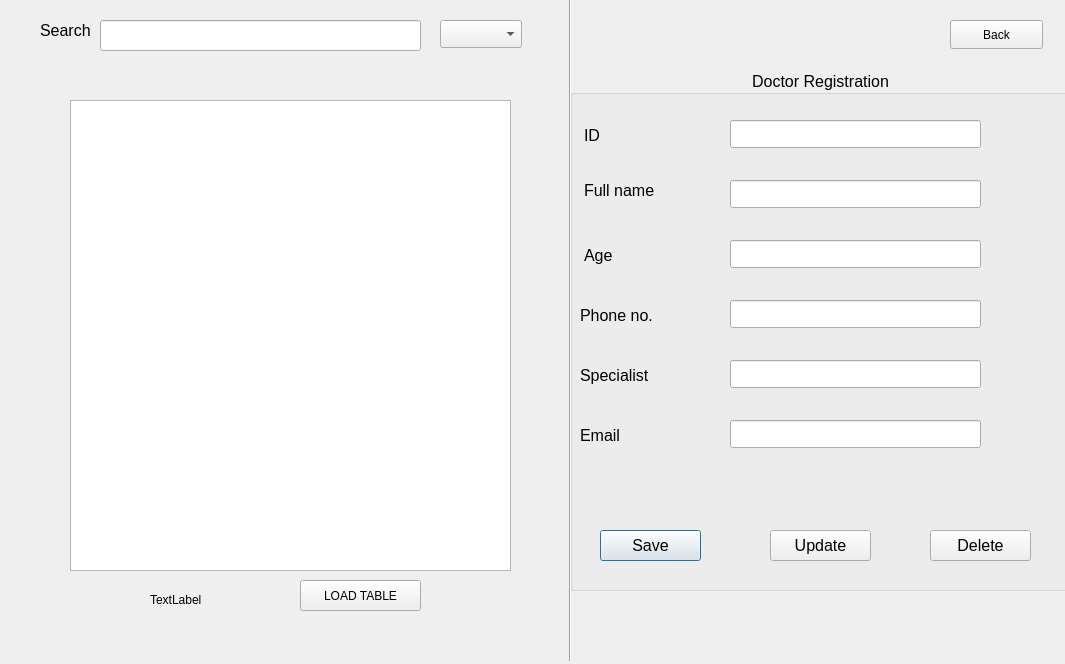
Qt form Sqlite_DB/doctor.ui (AnishBharati/Qt-HMS) before a commit.
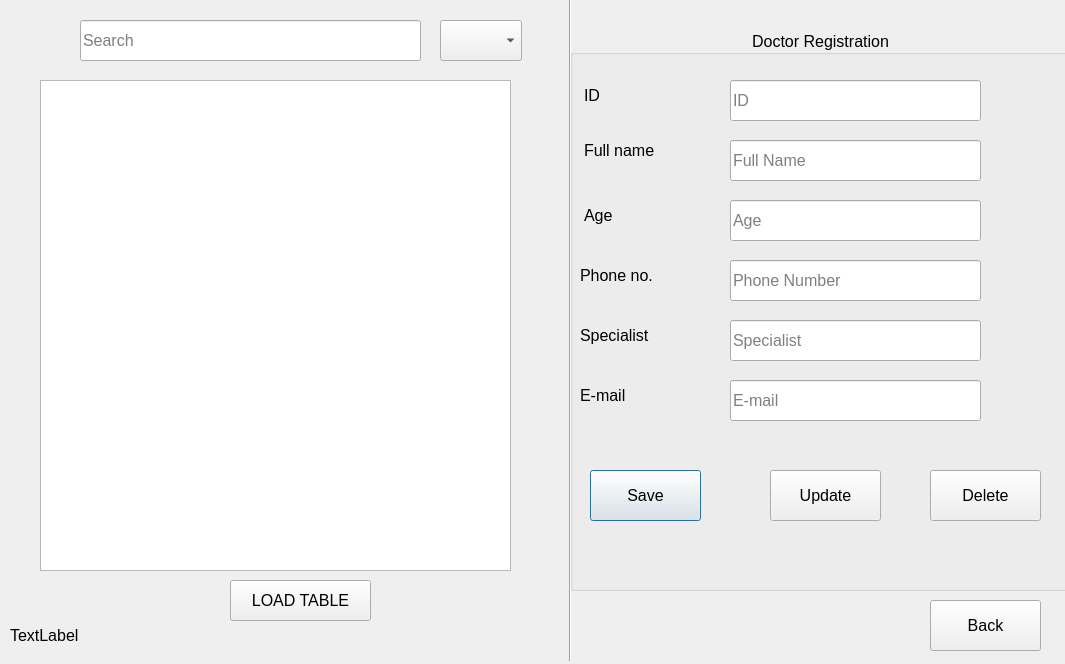
The same form after that commit.

```diff
--- a/Sqlite_DB/doctor.ui
+++ b/Sqlite_DB/doctor.ui
@@ -17,9 +17,9 @@
    <property name="geometry">
     <rect>
      <x>570</x>
-     <y>70</y>
+     <y>30</y>
      <width>501</width>
-     <height>521</height>
+     <height>561</height>
     </rect>
    </property>
    <property name="font">
@@ -52,9 +52,12 @@
       <x>160</x>
       <y>50</y>
       <width>251</width>
-      <height>28</height>
+      <height>41</height>
      </rect>
     </property>
+    <property name="placeholderText">
+     <string>ID</string>
+    </property>
    </widget>
    <widget class="QLabel" name="label_7">
     <property name="geometry">
@@ -75,9 +78,12 @@
       <x>160</x>
       <y>110</y>
       <width>251</width>
-      <height>28</height>
+      <height>41</height>
      </rect>
     </property>
+    <property name="placeholderText">
+     <string>Full Name</string>
+    </property>
    </widget>
    <widget class="QLabel" name="label_9">
     <property name="geometry">
@@ -98,9 +104,12 @@
       <x>160</x>
       <y>170</y>
       <width>251</width>
-      <height>28</height>
+      <height>41</height>
      </rect>
     </property>
+    <property name="placeholderText">
+     <string>Age</string>
+    </property>
    </widget>
    <widget class="QLabel" name="label_10">
     <property name="geometry">
@@ -121,17 +130,20 @@
       <x>160</x>
       <y>230</y>
       <width>251</width>
-      <height>28</height>
+      <height>41</height>
      </rect>
     </property>
+    <property name="placeholderText">
+     <string>Phone Number</string>
+    </property>
    </widget>
    <widget class="QPushButton" name="pushButton">
     <property name="geometry">
      <rect>
-      <x>30</x>
-      <y>460</y>
-      <width>101</width>
-      <height>31</height>
+      <x>20</x>
+      <y>440</y>
+      <width>111</width>
+      <height>51</height>
      </rect>
     </property>
     <property name="text">
@@ -157,9 +169,12 @@
       <x>160</x>
       <y>290</y>
       <width>251</width>
-      <height>28</height>
+      <height>41</height>
      </rect>
     </property>
+    <property name="placeholderText">
+     <string>Specialist</string>
+    </property>
    </widget>
    <widget class="QLineEdit" name="txt_phone_3">
     <property name="geometry">
@@ -167,9 +182,12 @@
       <x>160</x>
       <y>350</y>
       <width>251</width>
-      <height>28</height>
+      <height>41</height>
      </rect>
     </property>
+    <property name="placeholderText">
+     <string>E-mail</string>
+    </property>
    </widget>
    <widget class="QLabel" name="label_2">
     <property name="geometry">
@@ -181,16 +199,16 @@
      </rect>
     </property>
     <property name="text">
-     <string>Email</string>
+     <string>E-mail</string>
     </property>
    </widget>
    <widget class="QPushButton" name="pushButton_5">
     <property name="geometry">
      <rect>
       <x>360</x>
-      <y>460</y>
-      <width>101</width>
-      <height>31</height>
+      <y>440</y>
+      <width>111</width>
+      <height>51</height>
      </rect>
     </property>
     <property name="text">
@@ -201,9 +219,9 @@
     <property name="geometry">
      <rect>
       <x>200</x>
-      <y>460</y>
-      <width>101</width>
-      <height>31</height>
+      <y>440</y>
+      <width>111</width>
+      <height>51</height>
      </rect>
     </property>
     <property name="text">
@@ -214,12 +232,17 @@
   <widget class="QPushButton" name="pushButton_2">
    <property name="geometry">
     <rect>
-     <x>950</x>
-     <y>20</y>
-     <width>93</width>
-     <height>29</height>
+     <x>930</x>
+     <y>600</y>
+     <width>111</width>
+     <height>51</height>
     </rect>
    </property>
+   <property name="font">
+    <font>
+     <pointsize>12</pointsize>
+    </font>
+   </property>
    <property name="text">
     <string>Back</string>
    </property>
@@ -227,12 +250,17 @@
   <widget class="QLabel" name="label_sec_status">
    <property name="geometry">
     <rect>
-     <x>150</x>
-     <y>590</y>
-     <width>63</width>
-     <height>20</height>
+     <x>10</x>
+     <y>620</y>
+     <width>281</width>
+     <height>31</height>
     </rect>
    </property>
+   <property name="font">
+    <font>
+     <pointsize>12</pointsize>
+    </font>
+   </property>
    <property name="text">
     <string>TextLabel</string>
    </property>
@@ -240,22 +268,32 @@
   <widget class="QTableView" name="tableView">
    <property name="geometry">
     <rect>
-     <x>70</x>
-     <y>100</y>
-     <width>441</width>
-     <height>471</height>
+     <x>40</x>
+     <y>80</y>
+     <width>471</width>
+     <height>491</height>
     </rect>
    </property>
+   <property name="font">
+    <font>
+     <pointsize>12</pointsize>
+    </font>
+   </property>
   </widget>
   <widget class="QPushButton" name="pushButton_3">
    <property name="geometry">
     <rect>
-     <x>300</x>
+     <x>230</x>
      <y>580</y>
-     <width>121</width>
-     <height>31</height>
+     <width>141</width>
+     <height>41</height>
     </rect>
    </property>
+   <property name="font">
+    <font>
+     <pointsize>12</pointsize>
+    </font>
+   </property>
    <property name="text">
     <string>LOAD TABLE</string>
    </property>
@@ -266,38 +304,33 @@
      <x>440</x>
      <y>20</y>
      <width>82</width>
-     <height>28</height>
+     <height>41</height>
     </rect>
    </property>
+   <property name="font">
+    <font>
+     <pointsize>12</pointsize>
+    </font>
+   </property>
   </widget>
   <widget class="QLineEdit" name="lineEdit">
    <property name="geometry">
     <rect>
-     <x>100</x>
+     <x>80</x>
      <y>20</y>
-     <width>321</width>
-     <height>31</height>
+     <width>341</width>
+     <height>41</height>
     </rect>
    </property>
+   <property name="font">
+    <font>
+     <pointsize>12</pointsize>
+    </font>
+   </property>
    <property name="echoMode">
     <enum>QLineEdit::Normal</enum>
    </property>
-  </widget>
-  <widget class="QLabel" name="label_3">
-   <property name="geometry">
-    <rect>
-     <x>40</x>
-     <y>20</y>
-     <width>63</width>
-     <height>20</height>
-    </rect>
-   </property>
-   <property name="font">
-    <font>
-     <pointsize>12</pointsize>
-    </font>
-   </property>
-   <property name="text">
+   <property name="placeholderText">
     <string>Search</string>
    </property>
   </widget>
```
